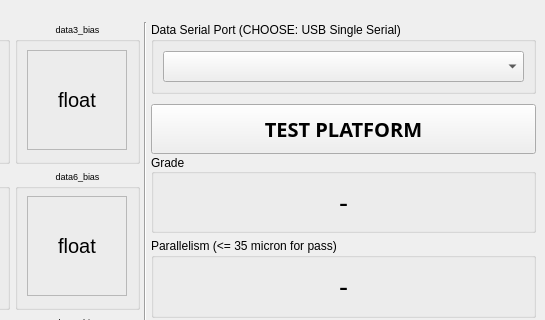
Qt form qt-platform-parallelism/form.ui (losgab/micrometer-parallelism-qc) before a commit; both pictures show x 255 to 800 and y 0 to 320 of the 800 by 480 pixel window.
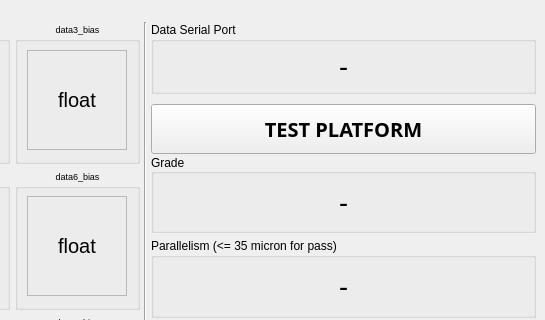
The same form after that commit.

Commit message: added automatic data port selection

```diff
--- a/qt-platform-parallelism/form.ui
+++ b/qt-platform-parallelism/form.ui
@@ -657,23 +657,22 @@
            </size>
           </property>
           <property name="title">
-           <string>Data Serial Port (CHOOSE: USB Single Serial)</string>
+           <string>Data Serial Port</string>
           </property>
           <layout class="QGridLayout" name="gridLayout_2">
            <item row="0" column="0">
-            <widget class="QComboBox" name="serialport_select1">
-             <property name="maximumSize">
-              <size>
-               <width>3000</width>
-               <height>16777215</height>
-              </size>
-             </property>
+            <widget class="QLabel" name="serial_handler_output">
              <property name="font">
               <font>
-               <family>Calibri Light</family>
-               <pointsize>12</pointsize>
+               <pointsize>20</pointsize>
               </font>
              </property>
+             <property name="text">
+              <string>-</string>
+             </property>
+             <property name="alignment">
+              <set>Qt::AlignCenter</set>
+             </property>
             </widget>
            </item>
           </layout>
```
The commit also changes 5 other files.
